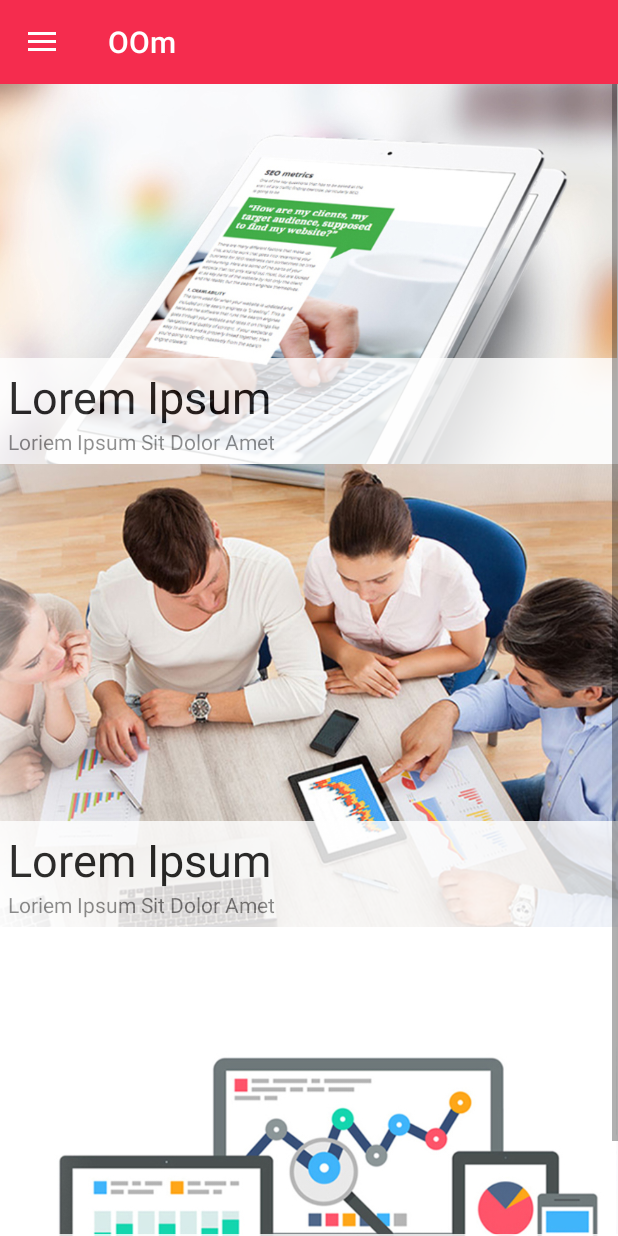
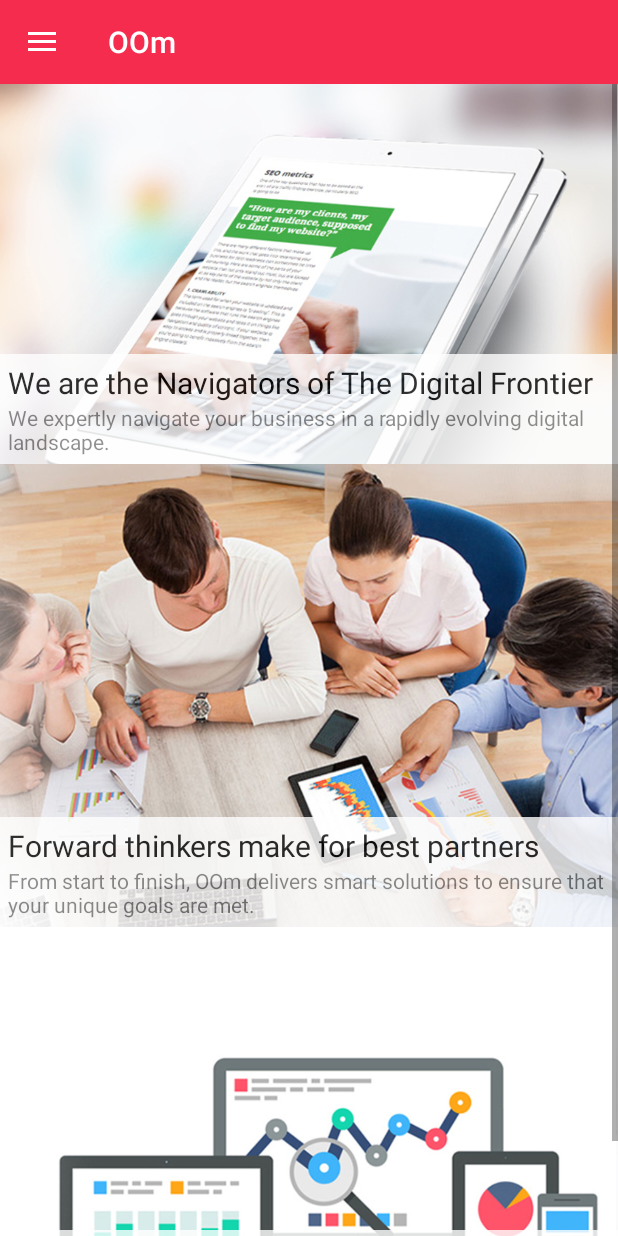
Before and after one commit to aoiserizawa/oom-app, an Android app: the FragmentHome screen opened directly, with no data from a screen before it, on a phone screen of 412 x 824 dp. Run offline under Robolectric (Android 15) with nearby library versions, the phone set to English and light mode, and no system bars; 1 statement that could not run was skipped.

Commit message:
on this commit I fixed the bug when the orientation is changed the app bar goes back to oom, I also add the contents of FragmentHome and when you click the Item it will open the FragmentAgency

```diff
--- a/app/src/main/java/com/serverus/oom/FragmentHome.java
+++ b/app/src/main/java/com/serverus/oom/FragmentHome.java
@@ -1,18 +1,31 @@
 package com.serverus.oom;
 
 
+import android.content.res.Configuration;
 import android.os.Bundle;
 import android.support.v4.app.Fragment;
+import android.support.v4.app.FragmentTransaction;
+import android.support.v4.app.FragmentManager;
 import android.view.LayoutInflater;
 import android.view.View;
 import android.view.ViewGroup;
+import android.widget.FrameLayout;
+import android.widget.RelativeLayout;
 
 
 /**
  * A simple {@link Fragment} subclass.
  */
-public class FragmentHome extends Fragment {
+public class FragmentHome extends Fragment implements View.OnClickListener {
 
+    private final String FRAGMENT_TAG = "myfragmenttag";
+
+    private RelativeLayout digitalFrontier;
+    private RelativeLayout forwardThinkers;
+    private RelativeLayout preferedActions;
+
+    private FrameLayout fragmentDefault;
+    private Fragment fragmentAgency = null;
 
     public FragmentHome() {
         // Required empty public constructor
@@ -22,9 +35,44 @@ public class FragmentHome extends Fragment {
     @Override
     public View onCreateView(LayoutInflater inflater, ViewGroup container,
                              Bundle savedInstanceState) {
+
+        if(savedInstanceState != null){
+            getActivity().getSupportFragmentManager().findFragmentByTag(FRAGMENT_TAG);
+        }
+
         // Inflate the layout for this fragment
-        return inflater.inflate(R.layout.fragment_home, container, false);
+        View view = inflater.inflate(R.layout.fragment_home, container, false);
+
+        initViews(view);
+
+
+        return view;
     }
 
+    private void initViews(View view){
+        digitalFrontier = (RelativeLayout) view.findViewById(R.id.digital_frontier);
+        forwardThinkers = (RelativeLayout) view.findViewById(R.id.forward_thinkers);
+        preferedActions = (RelativeLayout) view.findViewById(R.id.prefered_actions);
+
+        fragmentDefault = (FrameLayout) view.findViewById(R.id.flContent);
+
+        digitalFrontier.setOnClickListener(this);
+        forwardThinkers.setOnClickListener(this);
+        preferedActions.setOnClickListener(this);
+    }
+
+    @Override
+    public void onClick(View v) {
+        if(v.getId() == R.id.prefered_actions ||
+                v.getId() == R.id.forward_thinkers ||
+                v.getId() == R.id.digital_frontier){
+
+            fragmentAgency = new FragmentAgency();
+            FragmentTransaction ft = getActivity().getSupportFragmentManager().beginTransaction();
+            ft.replace(R.id.flContent, fragmentAgency, FRAGMENT_TAG).addToBackStack(null);
+            ft.setTransition(FragmentTransaction.TRANSIT_FRAGMENT_CLOSE).commit();
+
+        }
+    }
 
 }
--- a/app/src/main/java/com/serverus/oom/FragmentServices.java
+++ b/app/src/main/java/com/serverus/oom/FragmentServices.java
@@ -2,6 +2,7 @@ package com.serverus.oom;
 
 
 import android.content.Intent;
+import android.content.res.Configuration;
 import android.os.Bundle;
 import android.support.v4.app.Fragment;
 import android.view.LayoutInflater;
@@ -444,6 +445,7 @@ public class FragmentServices extends Fragment implements View.OnClickListener {
                              Bundle savedInstanceState) {
         // Inflate the layout for this fragment
         View view =  inflater.inflate(R.layout.fragment_services, container, false);
+        getActivity().setTitle("Services");
 
         initView(view);
 
@@ -536,6 +538,6 @@ public class FragmentServices extends Fragment implements View.OnClickListener {
         intent.putExtras(bundle);
         startActivity(intent);
 
+    }
 
-    }
 }
--- a/app/src/main/java/com/serverus/oom/MainActivity.java
+++ b/app/src/main/java/com/serverus/oom/MainActivity.java
@@ -1,6 +1,5 @@
 package com.serverus.oom;
 
-import android.content.Intent;
 import android.support.v4.app.FragmentTransaction;
 import android.support.v4.app.FragmentManager;
 import android.support.v4.app.Fragment;
@@ -10,7 +9,6 @@ import android.support.v4.widget.DrawerLayout;
 import android.support.v7.app.ActionBarDrawerToggle;
 import android.support.v7.app.AppCompatActivity;
 import android.os.Bundle;
-import android.support.v7.internal.view.menu.MenuItemImpl;
 import android.util.Log;
 import android.view.Menu;
 import android.view.MenuItem;
@@ -22,6 +20,7 @@ import android.widget.RelativeLayout;
 
 import com.parse.Parse;
 import com.parse.ParseObject;
+import com.parse.ParseUser;
 
 import java.util.ArrayList;
 
@@ -31,10 +30,6 @@ public class MainActivity extends AppCompatActivity implements View.OnClickListe
     private ActionBarDrawerToggle mdrawerToggle;
     private DrawerLayout mDrawerLayout;
 
-    private RelativeLayout digitalFrontier;
-    private RelativeLayout forwardThinkers;
-    private RelativeLayout preferedActions;
-
     private LinearLayout innerParent;
     private final String FRAGMENT_TAG = "myfragmenttag";
 
@@ -43,7 +38,10 @@ public class MainActivity extends AppCompatActivity implements View.OnClickListe
     public Fragment fragment = null;
     public Class fragmentClass = null;
 
+    private Menu mMenu;
     private MenuItem menuItemReserve = null;
+    private MenuItem loginMenu;
+    public MenuItem logoutMenu;
 
     private String fragClassName;
 
@@ -53,9 +51,6 @@ public class MainActivity extends AppCompatActivity implements View.OnClickListe
         setContentView(R.layout.activity_main);
 
         initViews();
-//        digitalFrontier.setOnClickListener(this);
-//        forwardThinkers.setOnClickListener(this);
-//        preferedActions.setOnClickListener(this);
 
         if(savedInstanceState != null){
             getSupportFragmentManager().findFragmentByTag(FRAGMENT_TAG);
@@ -63,6 +58,14 @@ public class MainActivity extends AppCompatActivity implements View.OnClickListe
         }else{
             fragmentClass = FragmentHome.class;
             fragmentReplace(fragmentClass);
+        }
+
+
+        ParseUser currentUser = ParseUser.getCurrentUser();
+
+        if(currentUser != null){
+            loginMenu.setVisible(false);
+            logoutMenu.setVisible(true);
         }
 
         // this will determine if we are using the BackStack
@@ -76,11 +79,6 @@ public class MainActivity extends AppCompatActivity implements View.OnClickListe
                 }
             }
         });
-
-// JUST A PARSE SAMPLE
-//        ParseObject testObject = new ParseObject("TestObject");
-//        testObject.put("foo", "penumbres");
-//        testObject.saveInBackground();
 
     }
 
@@ -135,16 +133,14 @@ public class MainActivity extends AppCompatActivity implements View.OnClickListe
         mDrawerLayout.setDrawerListener(mdrawerToggle);
         // indicator based on whether the drawerlayout is in open or closed
         mdrawerToggle.syncState();
+        innerParent = (LinearLayout) findViewById(R.id.inner_parent);
+        setupDrawerContent(mDrawer);
 
-//        digitalFrontier = (RelativeLayout) findViewById(R.id.digital_frontier);
-//        forwardThinkers = (RelativeLayout) findViewById(R.id.forward_thinkers);
-//        preferedActions = (RelativeLayout) findViewById(R.id.prefered_actions);
+        mMenu = mDrawer.getMenu();
+        loginMenu =  mMenu.findItem(R.id.login_menu_item);
+        logoutMenu = mMenu.findItem(R.id.logout_menu_item);
 
-        innerParent = (LinearLayout) findViewById(R.id.inner_parent);
-
-        setupDrawerContent(mDrawer);
         //mDrawer.setNavigationItemSelectedListener(this);
-
     }
 
     @Override
@@ -186,7 +182,6 @@ public class MainActivity extends AppCompatActivity implements View.OnClickListe
                     }
 
                 });
-
     }
 
     public boolean selectDrawerItem(MenuItem menuItem) {
@@ -202,6 +197,9 @@ public class MainActivity extends AppCompatActivity implements View.OnClickListe
                     break;
                 case R.id.login_menu_item:
                     fragmentClass = FragmentLogin.class;
+                    break;
+                case R.id.logout_menu_item:
+                    logout();
                     break;
                 default:
                     break;
@@ -225,6 +223,12 @@ public class MainActivity extends AppCompatActivity implements View.OnClickListe
             mDrawerLayout.closeDrawers();
             return true;
 
+    }
+
+    private void logout() {
+        ParseUser.logOut();
+        loginMenu.setVisible(true);
+        logoutMenu.setVisible(false);
     }
 
     public void fragmentReplace(Class fragmentClass) {
--- a/app/src/main/java/com/serverus/oom/SignupActivity.java
+++ b/app/src/main/java/com/serverus/oom/SignupActivity.java
@@ -82,6 +82,7 @@ public class SignupActivity extends AppCompatActivity {
                     Toast.makeText(getApplicationContext(),
                             "Successfully Signed up, please log in.",
                             Toast.LENGTH_LONG).show();
+
                 } else {
                     Toast.makeText(getApplicationContext(),
                             e.getMessage(), Toast.LENGTH_LONG).show();
--- a/app/src/main/res/layout/fragment_home.xml
+++ b/app/src/main/res/layout/fragment_home.xml
@@ -41,9 +41,9 @@
                     <TextView
                         android:layout_width="wrap_content"
                         android:layout_height="wrap_content"
-                        android:text="Lorem Ipsum"
+                        android:text="We are the Navigators of The Digital Frontier "
                         android:id="@+id/textView"
-                        android:textSize="30dp"
+                        android:textSize="20dp"
                         android:textColor="#000000"
                         android:layout_centerVertical="true"
                         android:layout_alignParentLeft="true"
@@ -52,7 +52,7 @@
                     <TextView
                         android:layout_width="wrap_content"
                         android:layout_height="wrap_content"
-                        android:text="Loriem Ipsum Sit Dolor Amet"
+                        android:text="We expertly navigate your business in a rapidly evolving digital landscape."
                         android:id="@+id/textView2"
                         android:layout_alignParentBottom="true"
                         android:layout_alignParentLeft="true"
@@ -91,9 +91,9 @@
                     <TextView
                         android:layout_width="wrap_content"
                         android:layout_height="wrap_content"
-                        android:text="Lorem Ipsum"
+                        android:text="Forward thinkers make for best partners"
                         android:id="@+id/textView3"
-                        android:textSize="30dp"
+                        android:textSize="20dp"
                         android:textColor="#000000"
                         android:layout_centerVertical="true"
                         android:layout_alignParentLeft="true"
@@ -102,7 +102,7 @@
                     <TextView
                         android:layout_width="wrap_content"
                         android:layout_height="wrap_content"
-                        android:text="Loriem Ipsum Sit Dolor Amet"
+                        android:text="From start to finish, OOm delivers smart solutions to ensure that your unique goals are met."
                         android:id="@+id/textView4"
                         android:layout_alignParentBottom="true"
                         android:layout_alignParentLeft="true"
@@ -140,9 +140,9 @@
                     <TextView
                         android:layout_width="wrap_content"
                         android:layout_height="wrap_content"
-                        android:text="Lorem Ipsum"
+                        android:text="Talk is cheap. We prefer action."
                         android:id="@+id/textView5"
-                        android:textSize="30dp"
+                        android:textSize="20dp"
                         android:textColor="#000000"
                         android:layout_centerVertical="true"
                         android:layout_alignParentLeft="true"
@@ -151,7 +151,7 @@
                     <TextView
                         android:layout_width="wrap_content"
                         android:layout_height="wrap_content"
-                        android:text="Loriem Ipsum Sit Dolor Amet"
+                        android:text="We expertly navigate your business in a rapidly evolving digital landscape. "
                         android:id="@+id/textView6"
                         android:layout_alignParentBottom="true"
                         android:layout_alignParentLeft="true"
--- a/app/src/main/res/menu/menu_drawer.xml
+++ b/app/src/main/res/menu/menu_drawer.xml
@@ -29,5 +29,10 @@
             android:id="@+id/login_menu_item"
             android:title="Login"/>
 
+        <item
+            android:visible="false"
+            android:id="@+id/logout_menu_item"
+            android:title="Logout"/>
+
     </group>
 </menu>
```
Also changed, not shown: app/src/main/java/com/serverus/oom/FragmentAgency.java (+34 -28 lines), app/src/main/java/com/serverus/oom/FragmentLogin.java (+51 -12 lines), app/src/main/res/layout/activity_signup.xml (+4 -6 lines), app/src/main/res/layout/fragment_login.xml (+21 -21 lines), 1 other file.
